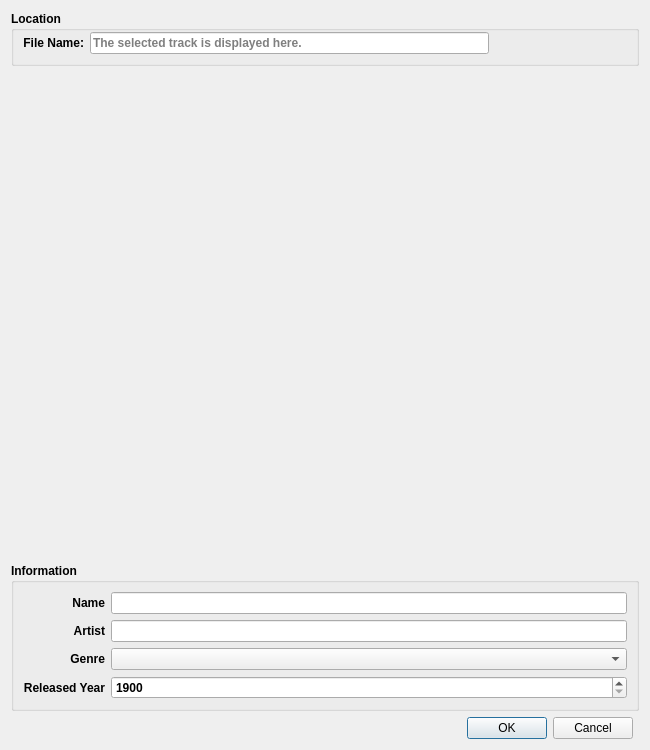
Before: the Qt Designer form ui/dialogs/songedit.ui in amirmohsen1384/Mockingbird, drawn with Qt 5.
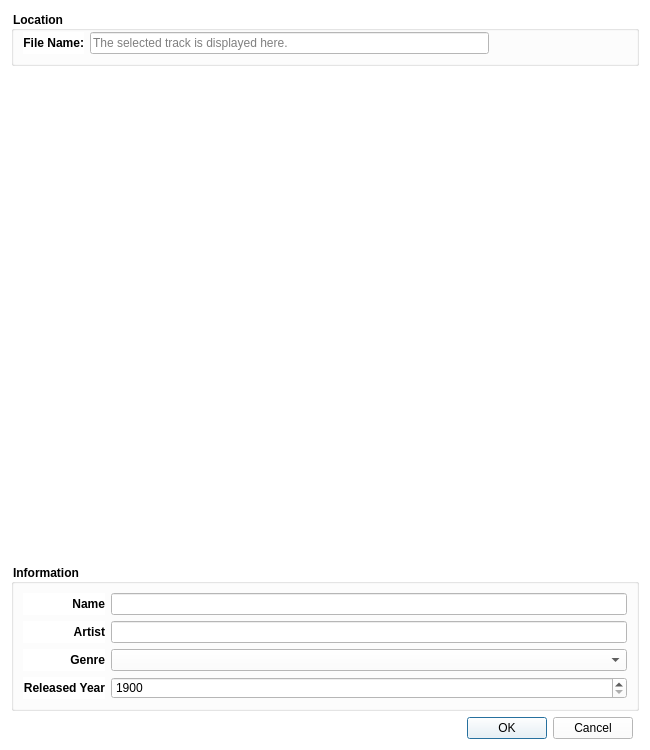
After: the same form once the commit is applied. Icons and pictures are not drawn. Custom widgets are drawn as their Qt base class.

Patch:
```diff
--- a/ui/dialogs/songedit.ui
+++ b/ui/dialogs/songedit.ui
@@ -16,6 +16,9 @@
   <property name="windowTitle">
    <string>Untitled - Song Editor</string>
   </property>
+  <property name="styleSheet">
+   <string notr="true">background-color:white</string>
+  </property>
   <property name="modal">
    <bool>true</bool>
   </property>
```
